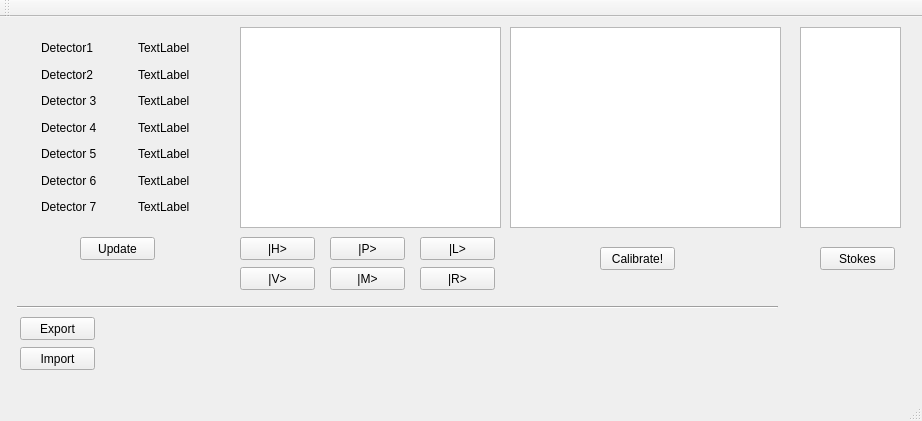
Before: the Qt Designer form untitled2.ui in ave91/untitled2, drawn with Qt 5.
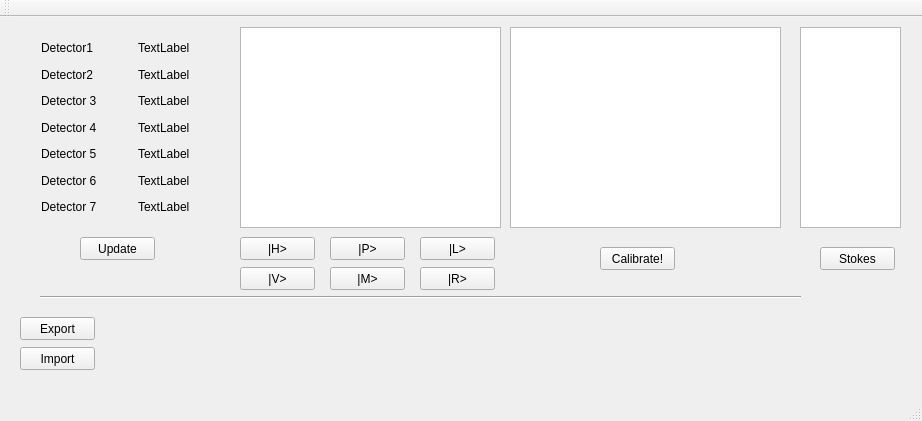
After: the same form once the commit is applied.

What changed in the file:
```diff
--- a/untitled2.ui
+++ b/untitled2.ui
@@ -370,8 +370,8 @@
    <widget class="Line" name="line">
     <property name="geometry">
      <rect>
-      <x>17</x>
-      <y>280</y>
+      <x>40</x>
+      <y>270</y>
       <width>761</width>
       <height>20</height>
      </rect>
```
